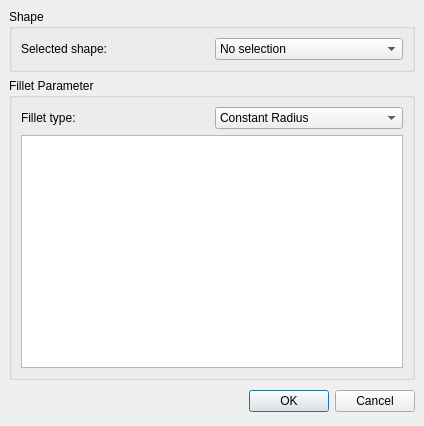
Qt form src/Mod/Part/Gui/DlgFilletEdges.ui (berndhahnebach/All_FreeCAD) before a commit.
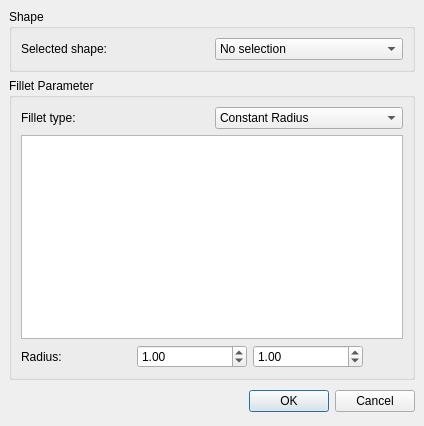
The same form after that commit.

Commit message: + scene inspector + fillet dialog

```diff
--- a/src/Mod/Part/Gui/DlgFilletEdges.ui
+++ b/src/Mod/Part/Gui/DlgFilletEdges.ui
@@ -34,6 +34,59 @@
       <property name="spacing" >
        <number>6</number>
       </property>
+      <item row="2" column="0" colspan="2" >
+       <layout class="QHBoxLayout" >
+        <property name="margin" >
+         <number>0</number>
+        </property>
+        <property name="spacing" >
+         <number>6</number>
+        </property>
+        <item>
+         <widget class="QLabel" name="label_2" >
+          <property name="text" >
+           <string>Radius:</string>
+          </property>
+         </widget>
+        </item>
+        <item>
+         <widget class="QDoubleSpinBox" name="filletStartRadius" >
+          <property name="singleStep" >
+           <double>0.1</double>
+          </property>
+          <property name="value" >
+           <double>1</double>
+          </property>
+         </widget>
+        </item>
+        <item>
+         <widget class="QDoubleSpinBox" name="filletEndRadius" >
+          <property name="singleStep" >
+           <double>0.1</double>
+          </property>
+          <property name="value" >
+           <double>1</double>
+          </property>
+         </widget>
+        </item>
+        <item>
+         <spacer>
+          <property name="orientation" >
+           <enum>Qt::Horizontal</enum>
+          </property>
+          <property name="sizeType" >
+           <enum>QSizePolicy::Minimum</enum>
+          </property>
+          <property name="sizeHint" >
+           <size>
+            <width>40</width>
+            <height>20</height>
+           </size>
+          </property>
+         </spacer>
+        </item>
+       </layout>
+      </item>
       <item row="1" column="0" colspan="2" >
        <widget class="QTreeView" name="treeView" />
       </item>
```
Left out of the diff: 85 changed lines with no effect on the pictures. The commit also changes 14 other files.
